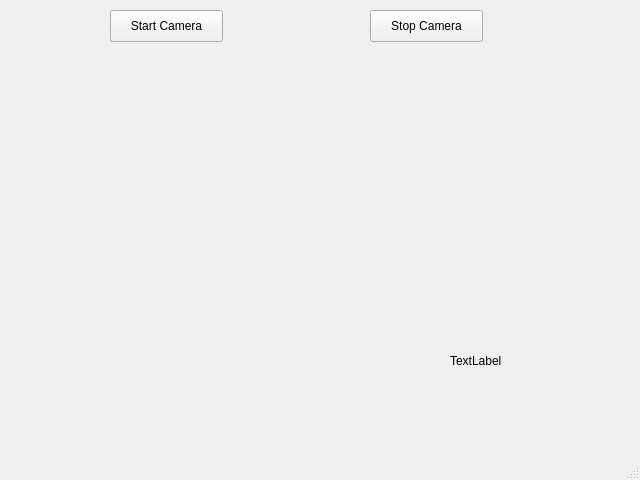
This is src/View/MainWindow.ui in duquochuyy/sample-call as Qt 5 draws it before an edit. The edited form follows.
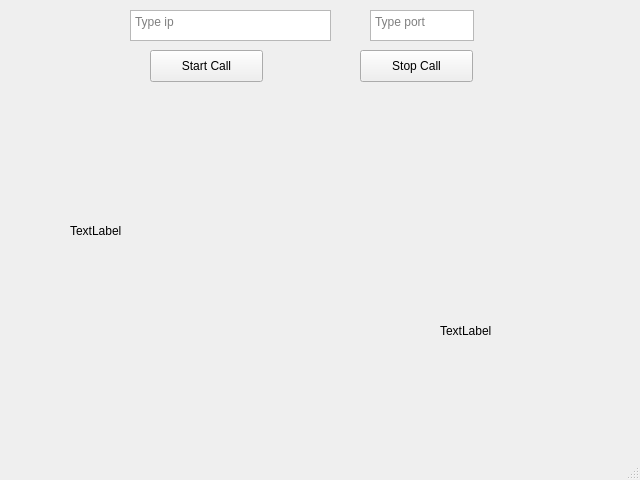
This is the edited form.

Commit message: chore: split frame to many packets and send

What changed in the file:
```diff
--- a/src/View/MainWindow.ui
+++ b/src/View/MainWindow.ui
@@ -17,34 +17,34 @@
    <widget class="QPushButton" name="startButton">
     <property name="geometry">
      <rect>
-      <x>110</x>
-      <y>10</y>
+      <x>150</x>
+      <y>50</y>
       <width>113</width>
       <height>32</height>
      </rect>
     </property>
     <property name="text">
-     <string>Start Camera</string>
+     <string>Start Call</string>
     </property>
    </widget>
    <widget class="QPushButton" name="stopButton">
     <property name="geometry">
      <rect>
-      <x>370</x>
-      <y>10</y>
+      <x>360</x>
+      <y>50</y>
       <width>113</width>
       <height>32</height>
      </rect>
     </property>
     <property name="text">
-     <string>Stop Camera</string>
+     <string>Stop Call</string>
     </property>
    </widget>
    <widget class="QLabel" name="videoFrameLabelLocal">
     <property name="geometry">
      <rect>
-      <x>450</x>
-      <y>320</y>
+      <x>440</x>
+      <y>290</y>
       <width>161</width>
       <height>81</height>
      </rect>
@@ -53,6 +53,45 @@
      <string>TextLabel</string>
     </property>
    </widget>
+   <widget class="QLabel" name="videoFrameLabelPartner">
+    <property name="geometry">
+     <rect>
+      <x>70</x>
+      <y>100</y>
+      <width>481</width>
+      <height>261</height>
+     </rect>
+    </property>
+    <property name="text">
+     <string>TextLabel</string>
+    </property>
+   </widget>
+   <widget class="QTextEdit" name="textIP">
+    <property name="geometry">
+     <rect>
+      <x>130</x>
+      <y>10</y>
+      <width>201</width>
+      <height>31</height>
+     </rect>
+    </property>
+    <property name="placeholderText">
+     <string>Type ip</string>
+    </property>
+   </widget>
+   <widget class="QTextEdit" name="textPort">
+    <property name="geometry">
+     <rect>
+      <x>370</x>
+      <y>10</y>
+      <width>104</width>
+      <height>31</height>
+     </rect>
+    </property>
+    <property name="placeholderText">
+     <string>Type port</string>
+    </property>
+   </widget>
   </widget>
   <widget class="QMenuBar" name="menubar">
    <property name="geometry">
```
The commit also changes 20 other files.
